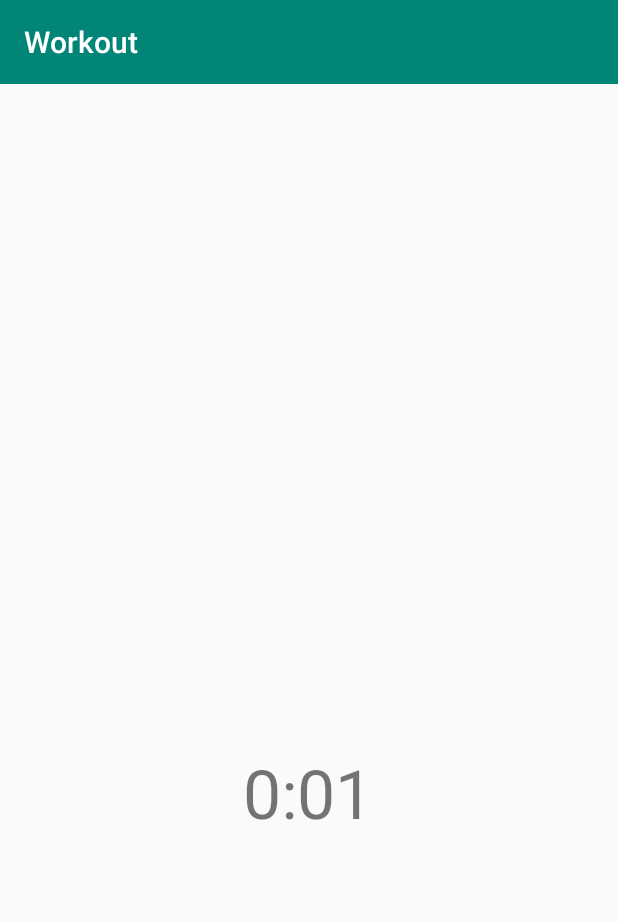
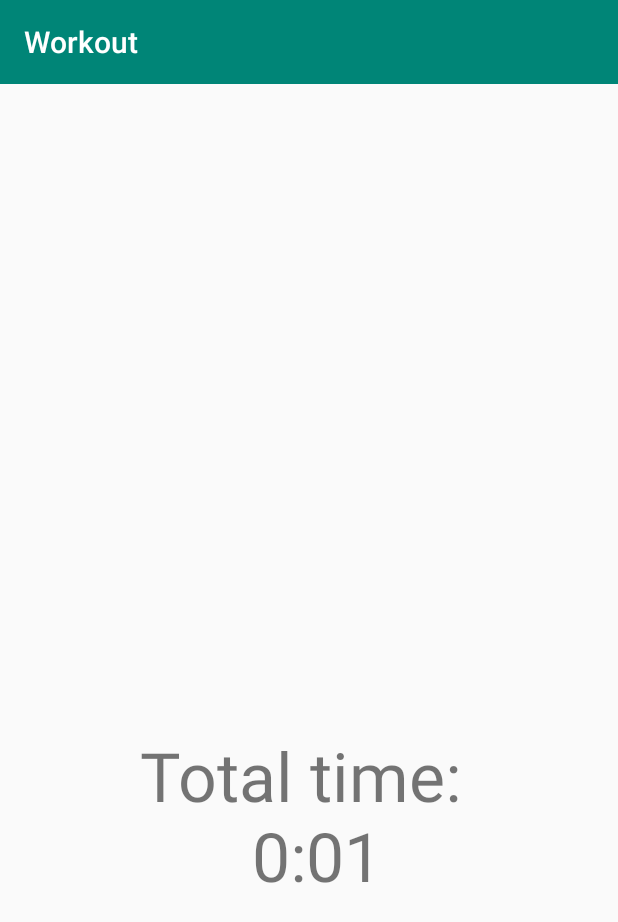
Before and after one commit to Mri1412/myPetProject, an Android app: the WorkoutActivity screen opened directly, with no data from a screen before it, on a phone screen of 412 x 824 dp. Shown: the top 922 px of the screen. Run offline under Robolectric (Android 15) with nearby library versions, the phone set to English and light mode, and no system bars; 4 statements that could not run were skipped.

Commit message:
added countdown timer to timed exercises

```diff
--- a/app/src/main/java/com/example/myapplication/WorkoutActivity.java
+++ /dev/null
@@ -1,103 +0,0 @@
-package com.example.myapplication;
-
-import android.content.Intent;
-import android.os.Bundle;
-import android.os.SystemClock;
-import android.view.View;
-import android.widget.TextView;
-
-import androidx.appcompat.app.AppCompatActivity;
-import androidx.appcompat.widget.Toolbar;
-import androidx.constraintlayout.widget.ConstraintLayout;
-
-import com.example.myapplication.logic.exercise.Exercise;
-import com.example.myapplication.logic.workout.Workout;
-
-import java.util.concurrent.ExecutorService;
-import java.util.concurrent.Executors;
-
-public class WorkoutActivity extends AppCompatActivity {
-
-    private Workout workout;
-    long time = 0, startTime = 0;
-
-    ExecutorService timerService = Executors.newFixedThreadPool(1);
-
-    @Override
-    protected void onCreate(Bundle savedInstanceState) {
-        super.onCreate(savedInstanceState);
-        setContentView(R.layout.activity_workout);
-        Toolbar toolbar = findViewById(R.id.toolbarWorkout);
-        setSupportActionBar(toolbar);
-
-        //get workout from arguments
-        workout = getIntent().getParcelableExtra("Workout");
-
-        workout.startWorkout();
-
-        showNewExercise();
-        startTime = SystemClock.uptimeMillis();
-        timerService.execute(timerLoop);
-
-        ConstraintLayout screen = findViewById(R.id.workout_screen);
-        screen.setOnClickListener(new View.OnClickListener() {
-            @Override
-            public void onClick(View view) {
-                if(workout.hasNextExercise()){
-                    workout.goToNextExercise();
-                    showNewExercise();
-                } else {
-                    workout.finishWorkout();
-                    showFinishScreen();
-                }
-            }
-        });
-    }
-
-    private void showNewExercise() {
-        Exercise exercise = workout.getCurrentExercise();
-        TextView exerciseName = findViewById(R.id.workoutContentText);
-        exerciseName.setText(exercise.getExerciseDescription());
-    }
-
-    private void showFinishScreen() {
-        timerService.shutdownNow(); // This stops the timer from running, by cancelling any running tasks
-
-        TextView textName = findViewById(R.id.workoutContentText);
-        textName.setText("VICTORY!");
-
-        while(!timerService.isTerminated()) {
-            try {
-                Thread.sleep(100);
-            } catch (Exception e) {
-                //The point is to wait until the timerService is shut down, just swallow the exception
-            }
-        }
-    }
-
-
-
-    private Runnable timerLoop = new Runnable() {
-
-        public void run() {
-
-            int seconds = 0, minutes = 0;
-
-            time = SystemClock.uptimeMillis() - startTime;
-
-            seconds = (int) (time / 1000);
-
-            minutes = seconds / 60;
-
-            seconds = seconds % 60;
-
-            TextView timerText = findViewById(R.id.timerText);
-            timerText.setText(getString(R.string.workout_timer, minutes, seconds));
-
-            if(!timerService.isTerminated() && !timerService.isShutdown()){
-                timerService.execute(timerLoop);
-            }
-        }
-
-    };
-}
--- a/app/src/main/java/com/example/myapplication/MainActivity.java
+++ b/app/src/main/java/com/example/myapplication/controllers/MainActivity.java
@@ -1,8 +1,9 @@
-package com.example.myapplication;
+package com.example.myapplication.controllers;
 
 import android.content.Intent;
 import android.os.Bundle;
 
+import com.example.myapplication.R;
 import com.google.android.material.floatingactionbutton.FloatingActionButton;
 import com.google.android.material.snackbar.Snackbar;
 
--- /dev/null
+++ b/app/src/main/java/com/example/myapplication/controllers/WorkoutActivity.java
@@ -0,0 +1,147 @@
+package com.example.myapplication.controllers;
+
+import android.os.Bundle;
+import android.os.SystemClock;
+import android.view.View;
+import android.widget.TextView;
+
+import androidx.appcompat.app.AppCompatActivity;
+import androidx.appcompat.widget.Toolbar;
+import androidx.constraintlayout.widget.ConstraintLayout;
+
+import com.example.myapplication.R;
+import com.example.myapplication.logic.exercise.Exercise;
+import com.example.myapplication.logic.workout.Workout;
+
+import java.util.concurrent.ExecutorService;
+import java.util.concurrent.Executors;
+
+public class WorkoutActivity extends AppCompatActivity {
+
+    private Workout workout;
+    long timerTime = 0, timerStartTime = 0;
+    long exerciseTime = 0, exerciseStartTime = 0;
+
+    ExecutorService timerService = Executors.newFixedThreadPool(1);
+
+    @Override
+    protected void onCreate(Bundle savedInstanceState) {
+        super.onCreate(savedInstanceState);
+        setContentView(R.layout.activity_workout);
+        Toolbar toolbar = findViewById(R.id.toolbarWorkout);
+        setSupportActionBar(toolbar);
+
+        //get workout from arguments
+        workout = getIntent().getParcelableExtra("Workout");
+
+        workout.startWorkout();
+
+        showNewExercise();
+        timerStartTime = SystemClock.uptimeMillis();
+        timerService.execute(timerLoop);
+
+        ConstraintLayout screen = findViewById(R.id.workout_screen);
+        screen.setOnClickListener(new View.OnClickListener() {
+            @Override
+            public void onClick(View view) {
+                exerciseFinished();
+            }
+        });
+    }
+
+    private void showNewExercise() {
+        Exercise exercise = workout.getCurrentExercise();
+        TextView exerciseName = findViewById(R.id.workoutContentText);
+        exerciseName.setText(exercise.getExerciseDescription());
+
+        TextView exerciseTimeView = findViewById(R.id.workoutTimeRemainingText);
+        ConstraintLayout workoutScreen = findViewById(R.id.workout_screen);
+        if(exercise.hasTimer()){
+            int seconds = 0, minutes = 0;
+            seconds = exercise.getTimeRemainingInSeconds();
+            minutes = seconds / 60;
+            seconds = seconds % 60;
+
+            exerciseTimeView.setText(getString(R.string.exercise_timer, minutes, seconds));
+            exerciseTimeView.setVisibility(View.VISIBLE);
+
+            workoutScreen.setClickable(false);
+
+            exerciseStartTime = SystemClock.uptimeMillis();
+            timerService.execute(exerciseCountdownLoop);
+        }else{
+            exerciseTimeView.setVisibility(View.INVISIBLE);
+            workoutScreen.setClickable(true);
+        }
+    }
+
+    private void showFinishScreen() {
+        timerService.shutdownNow(); // This stops the timer from running, by cancelling any running tasks
+
+        TextView textName = findViewById(R.id.workoutContentText);
+        textName.setText("VICTORY!");
+
+        TextView exerciseTimeView = findViewById(R.id.workoutTimeRemainingText);
+        exerciseTimeView.setVisibility(View.INVISIBLE);
+
+        while(!timerService.isTerminated()) {
+            try {
+                Thread.sleep(100);
+            } catch (Exception e) {
+                //The point is to wait until the timerService is shut down, just swallow the exception
+            }
+        }
+    }
+
+    private Runnable exerciseCountdownLoop = new Runnable() {
+
+        public void run() {
+            int seconds = 0, minutes = 0;
+            exerciseTime = exerciseStartTime + 1000*workout.getCurrentExercise().getTimeRemainingInSeconds() - SystemClock.uptimeMillis();
+            seconds = (int) ((exerciseTime + 999) / 1000);
+            minutes = seconds / 60;
+            seconds = seconds % 60;
+
+            TextView timerText = findViewById(R.id.workoutTimeRemainingText);
+
+            if(exerciseTime > 0){
+                timerText.setText(getString(R.string.exercise_timer, minutes, seconds));
+
+                if(!timerService.isTerminated() && !timerService.isShutdown()){
+                    timerService.execute(exerciseCountdownLoop);}
+            } else{
+                timerText.setText(getString(R.string.exercise_timer, 0, 0));
+
+                exerciseFinished();
+            }
+        }
+    };
+
+    private Runnable timerLoop = new Runnable() {
+
+        public void run() {
+            int seconds = 0, minutes = 0;
+            timerTime = SystemClock.uptimeMillis() - timerStartTime;
+            seconds = (int) (timerTime / 1000);
+            minutes = seconds / 60;
+            seconds = seconds % 60;
+
+            TextView timerText = findViewById(R.id.timerText);
+            timerText.setText(getString(R.string.workout_timer, minutes, seconds));
+
+            if(!timerService.isTerminated() && !timerService.isShutdown()){
+                timerService.execute(timerLoop);
+            }
+        }
+    };
+
+    private void exerciseFinished(){
+        if(workout.hasNextExercise()){
+            workout.goToNextExercise();
+            showNewExercise();
+        } else {
+            workout.finishWorkout();
+            showFinishScreen();
+        }
+    }
+}
--- a/app/src/main/java/com/example/myapplication/WorkoutOverviewActivity.java
+++ b/app/src/main/java/com/example/myapplication/controllers/WorkoutOverviewActivity.java
@@ -1,4 +1,4 @@
-package com.example.myapplication;
+package com.example.myapplication.controllers;
 
 import android.content.Intent;
 import android.os.Bundle;
@@ -10,6 +10,7 @@ import android.widget.TextView;
 import androidx.appcompat.app.AppCompatActivity;
 import androidx.appcompat.widget.Toolbar;
 
+import com.example.myapplication.R;
 import com.example.myapplication.logic.workout.Workout;
 
 public class WorkoutOverviewActivity extends AppCompatActivity {
--- a/app/src/main/java/com/example/myapplication/logic/exercise/Exercise.java
+++ b/app/src/main/java/com/example/myapplication/logic/exercise/Exercise.java
@@ -6,4 +6,6 @@ public interface Exercise extends Parcelable {
 
     String getName();
     String getExerciseDescription();
+    boolean hasTimer();
+    int getTimeRemainingInSeconds();
 }
--- a/app/src/main/res/layout/activity_main.xml
+++ b/app/src/main/res/layout/activity_main.xml
@@ -4,7 +4,7 @@
     xmlns:tools="http://schemas.android.com/tools"
     android:layout_width="match_parent"
     android:layout_height="match_parent"
-    tools:context=".MainActivity">
+    tools:context=".controllers.MainActivity">
 
     <com.google.android.material.appbar.AppBarLayout
         android:layout_width="match_parent"
--- a/app/src/main/res/layout/activity_workout.xml
+++ b/app/src/main/res/layout/activity_workout.xml
@@ -36,9 +36,26 @@
             app:layout_constraintVertical_bias="0.3" />
 
         <TextView
+            android:id="@+id/workoutTimeRemainingText"
+            android:layout_width="match_parent"
+            android:layout_height="wrap_content"
+            android:layout_gravity="center"
+            android:layout_marginBottom="50dp"
+            android:gravity="center"
+            android:text="@string/exercise_timer"
+            android:textSize="30sp"
+            android:visibility="invisible"
+            app:layout_constraintBottom_toTopOf="@id/timerText"
+            app:layout_constraintEnd_toEndOf="@id/workoutContentText"
+            app:layout_constraintHorizontal_bias="0.0"
+            app:layout_constraintStart_toStartOf="@id/workoutContentText"
+            app:layout_constraintTop_toTopOf="@id/workoutContentText"
+            app:layout_constraintVertical_bias="0.61" />
+
+        <TextView
             android:id="@+id/timerText"
-            android:layout_width="190dp"
-            android:layout_height="64dp"
+            android:layout_width="246dp"
+            android:layout_height="114dp"
             android:layout_marginStart="176dp"
             android:layout_marginLeft="176dp"
             android:layout_marginTop="147dp"
@@ -51,6 +68,7 @@
             app:layout_constraintBottom_toBottomOf="parent"
             app:layout_constraintEnd_toEndOf="parent"
             app:layout_constraintStart_toStartOf="parent"
-            app:layout_constraintTop_toBottomOf="@+id/workoutContentText" />
+            app:layout_constraintTop_toBottomOf="@+id/workoutContentText"
+            app:layout_constraintVertical_bias="0.0"/>
     </androidx.constraintlayout.widget.ConstraintLayout>
 </LinearLayout>
--- a/app/src/main/res/layout/content_main.xml
+++ b/app/src/main/res/layout/content_main.xml
@@ -5,7 +5,7 @@
     android:layout_width="match_parent"
     android:layout_height="match_parent"
     app:layout_behavior="@string/appbar_scrolling_view_behavior"
-    tools:context=".MainActivity"
+    tools:context=".controllers.MainActivity"
     tools:showIn="@layout/activity_main">
 
     <TextView
--- a/app/src/main/res/menu/menu_main.xml
+++ b/app/src/main/res/menu/menu_main.xml
@@ -1,7 +1,7 @@
 <menu xmlns:android="http://schemas.android.com/apk/res/android"
     xmlns:app="http://schemas.android.com/apk/res-auto"
     xmlns:tools="http://schemas.android.com/tools"
-    tools:context="com.example.myapplication.MainActivity">
+    tools:context="com.example.myapplication.controllers.MainActivity">
     <item
         android:id="@+id/action_settings"
         android:orderInCategory="100"
--- a/app/src/main/res/values/strings.xml
+++ b/app/src/main/res/values/strings.xml
@@ -6,5 +6,6 @@
     <string name="workout_button_2">Workout Marianne</string>
     <string name="start_workout_button">Start</string>
     <string name="welcome_text">Welcome to Anton and Marianne\'s super awesome workout app!</string>
-    <string name="workout_timer">%d:%02d</string>
+    <string name="workout_timer">Total time: \n %d:%02d</string>
+    <string name="exercise_timer">%d:%02d</string>
 </resources>
```
Also changed, not shown: app/src/main/AndroidManifest.xml (+10 -10 lines), app/src/main/java/com/example/myapplication/controllers/WorkoutSelectorActivity.java (renamed from app/src/main/java/com/example/myapplication/WorkoutSelectorActivity.java, +4 -4 lines), app/src/main/java/com/example/myapplication/logic/exercise/ExerciseForReps.java (+7 -0 lines), app/src/main/java/com/example/myapplication/logic/exercise/ExerciseForTime.java (+7 -0 lines).
